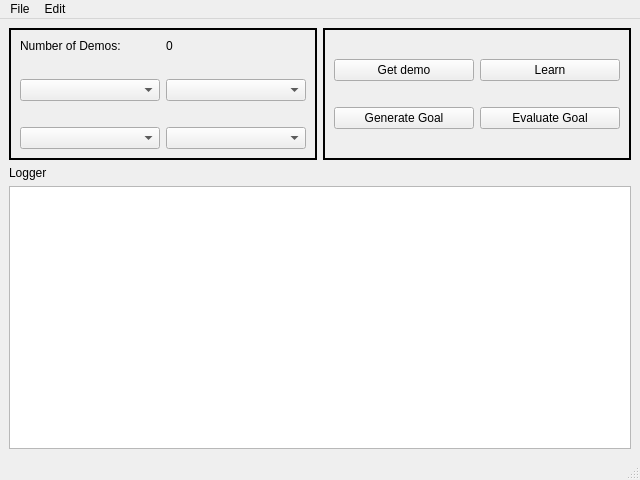
Above: srp_md/src/srp_md/ui/pyqt_format.ui from fnivek/srp_md before the change. Below: the same form after it.
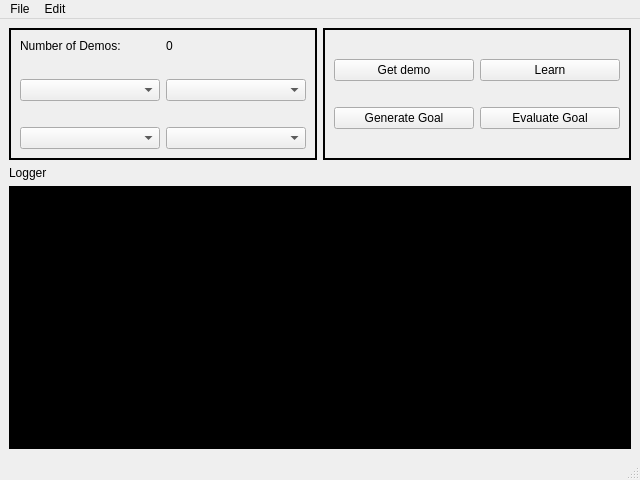
That is the form after the change.

The edit to the form file:
```diff
--- a/srp_md/src/srp_md/ui/pyqt_format.ui
+++ b/srp_md/src/srp_md/ui/pyqt_format.ui
@@ -17,6 +17,13 @@
    <enum>QTabWidget::Rounded</enum>
   </property>
   <widget class="QWidget" name="mainWidget">
+   <property name="styleSheet">
+    <string notr="true">.QLineEdit, .QTextEdit
+{
+background-color: rgb(0, 0, 0);
+color: rgb(150, 150, 150)
+}</string>
+   </property>
    <layout class="QGridLayout" name="mainLayout" rowstretch="0,0" columnstretch="1,1">
     <item row="0" column="1">
      <widget class="QFrame" name="actionsFrame">
```
Left out of the diff: 2 changed lines with no effect on the pictures.
